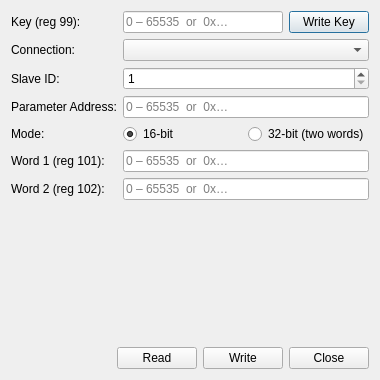
The window that src/dialogs/internalparamdialog.ui (haoyi-jason/ModbusScope) describes before a commit, drawn with Qt 5.
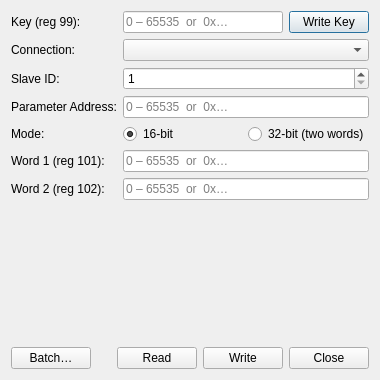
The same window after the commit.

Commit message: Add batch parameter read/write with CSV support to InternalParamDialog

Diff of the .ui file:
```diff
--- a/src/dialogs/internalparamdialog.ui
+++ b/src/dialogs/internalparamdialog.ui
@@ -155,6 +155,13 @@
    </item>
    <item>
     <layout class="QHBoxLayout" name="horizontalLayout">
+     <item>
+      <widget class="QPushButton" name="btnBatch">
+       <property name="text">
+        <string>Batch…</string>
+       </property>
+      </widget>
+     </item>
      <item>
       <spacer name="horizontalSpacer">
        <property name="orientation">
```
The commit also changes 6 other files.
